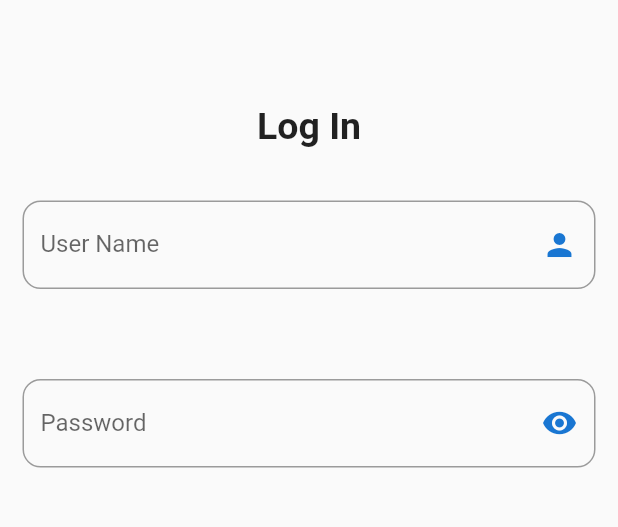
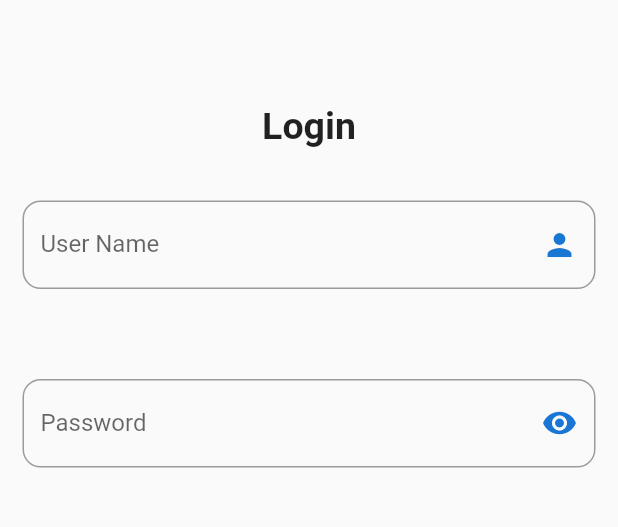
Before and after one commit to Douglas-sp/Sponarie-Restaurant, a Flutter app: the screen it shows after launch, on a phone screen of 412 x 824 dp, the part 167-694 px from its top. Run offline on Flutter 3.47's test engine with Material 2 defaults, Android fonts, the phone set to English and light mode, and no system bars; our stand-ins replace flutter_form_builder.

Commit message:
login field update

```diff
--- a/sponarie/lib/screens/Logininpage.dart
+++ b/sponarie/lib/screens/Logininpage.dart
@@ -52,7 +52,7 @@ class _LoginPageState extends State<LoginPage> {
             SizedBox(height: 70.0,),
 
             Center(
-              child: Text("Log In",
+              child: Text("Login",
               style: TextStyle(color: Colors.black87,
               fontWeight: FontWeight.bold,
               fontSize: 25.0),
```
